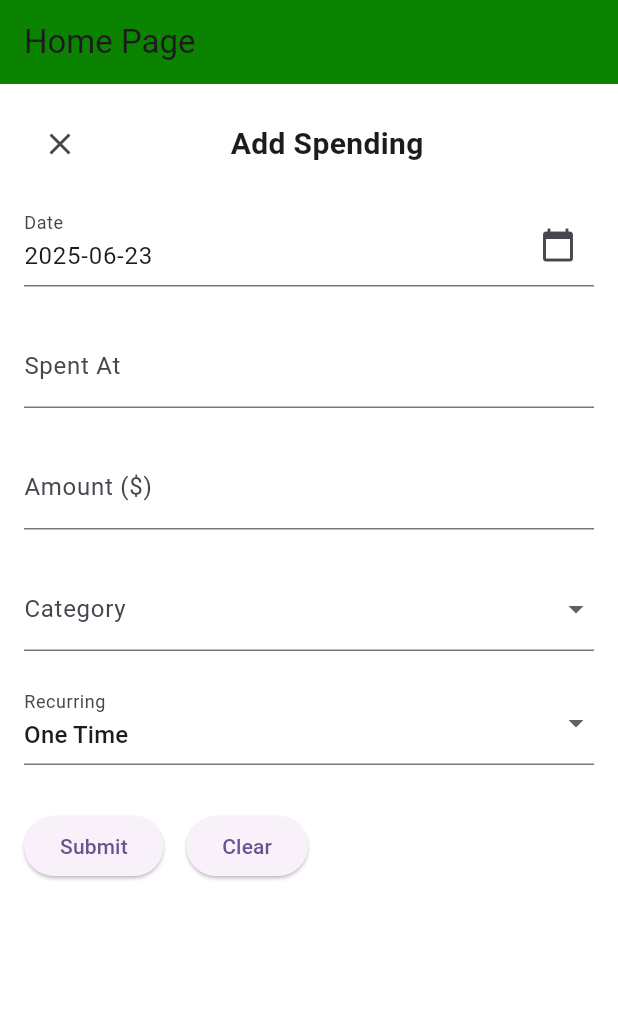
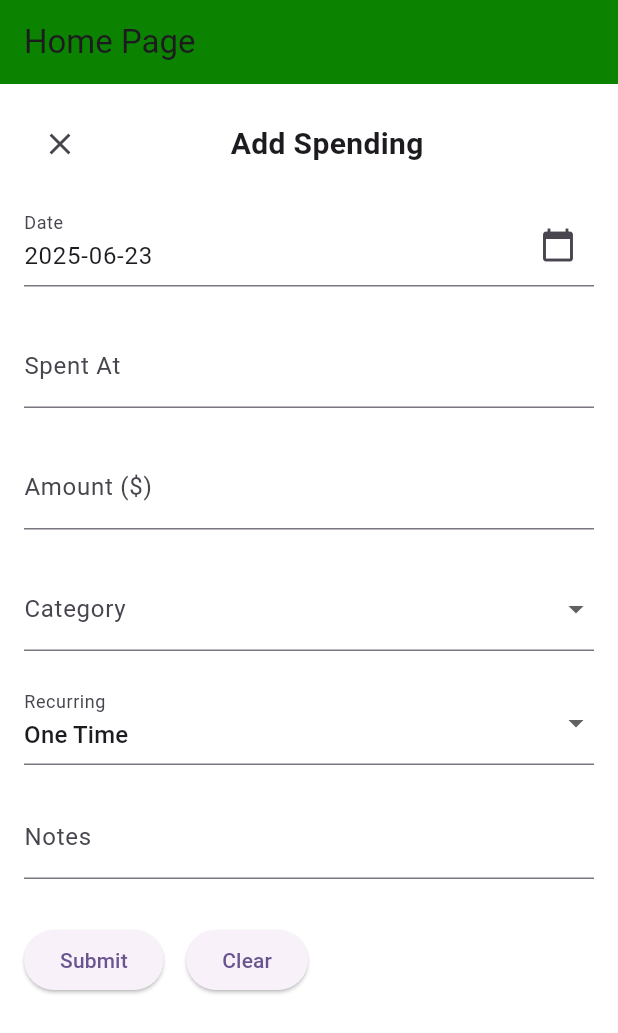
Before and after one commit to alexofceaser85/Spend-Tracker, a Flutter app: the screen it shows after launch, after a tap on "Add Spend", on a phone screen of 412 x 824 dp. Shown: the top 1033 px of the screen. Run offline on Flutter 3.47's test engine with Material 3 defaults, Android fonts, the light colour scheme and no system bars; network calls fail.

Commit message:
add notes

```diff
--- a/client/lib/view/components/forms/new_spend_form.dart
+++ b/client/lib/view/components/forms/new_spend_form.dart
@@ -13,6 +13,7 @@ class NewSpendFormState extends State<NewSpendForm> {
   late TextEditingController locationController;
   late TextEditingController dateController;
   late TextEditingController amountController;
+  late TextEditingController notesController;
   String? selectedCategory;
   String? selectedRecurring;
 
@@ -43,6 +44,7 @@ class NewSpendFormState extends State<NewSpendForm> {
     locationController = TextEditingController();
     amountController = TextEditingController();
     dateController = TextEditingController();
+    notesController = TextEditingController();
     dateController.text = DateFormat('yyyy-MM-dd').format(DateTime.now());
   }
 
@@ -143,6 +145,19 @@ class NewSpendFormState extends State<NewSpendForm> {
             }),
             validator: (value) => value == null || value == "" ? 'Required' : null,
           ),
+          TextFormField(
+            maxLines: 3,
+            minLines: 1,
+            controller: notesController,
+            decoration: const InputDecoration(
+              labelText: 'Notes',
+              helperText: '',
+              errorStyle: TextStyle(height: 0, fontSize: 14),
+              errorMaxLines: 1,
+            ),
+            keyboardType: const TextInputType.numberWithOptions(decimal: true),
+            validator: (value) => value == null || value == "" ? 'Required' : null,
+          ),
           const SizedBox(height: 10),
           Row(
             children: [
```
